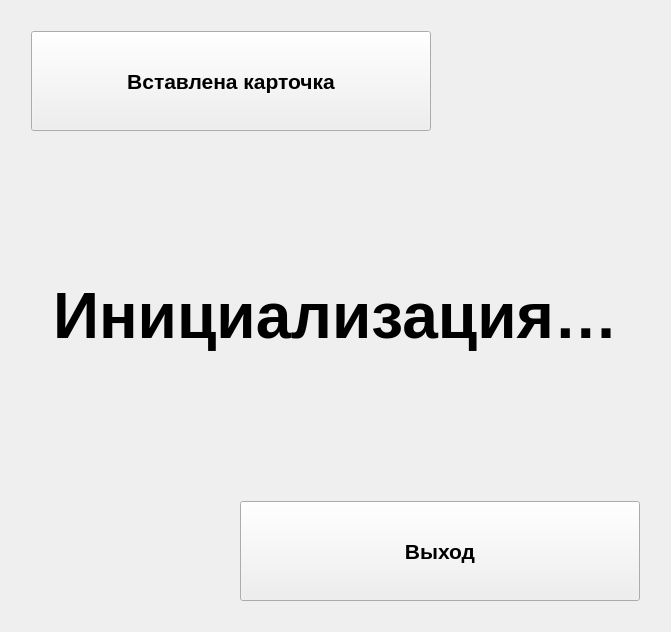
Old version of the form mainwindow.ui in the repository wolandtel/terminal.
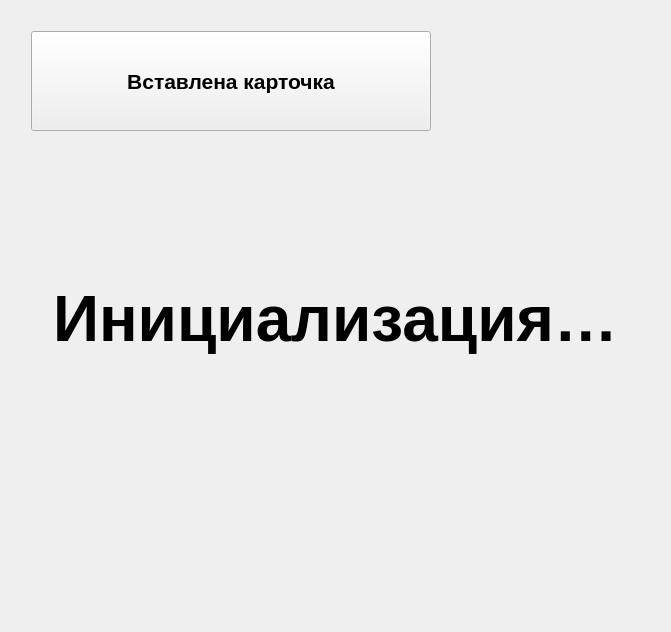
New version of the form.

Commit message: + ByteArray - Кнопка «Выход» + Приём ответов кардридера с проверкой контрольной суммы

What changed in the file:
```diff
--- a/mainwindow.ui
+++ b/mainwindow.ui
@@ -43,6 +43,29 @@
   <widget class="QWidget" name="centralWidget">
    <layout class="QVBoxLayout" name="verticalLayout">
     <item>
+     <layout class="QHBoxLayout" name="horizontalLayout_2">
+      <item>
+       <spacer name="horizontalSpacer_4">
+        <property name="orientation">
+         <enum>Qt::Horizontal</enum>
+        </property>
+        <property name="sizeType">
+         <enum>QSizePolicy::Fixed</enum>
+        </property>
+        <property name="sizeHint" stdset="0">
+         <size>
+          <width>20</width>
+          <height>20</height>
+         </size>
+        </property>
+       </spacer>
+      </item>
+      <item>
+       <layout class="QVBoxLayout" name="verticalLayout_2">
+        <property name="leftMargin">
+         <number>0</number>
+        </property>
+        <item>
      <spacer name="verticalSpacer_3">
       <property name="orientation">
        <enum>Qt::Vertical</enum>
@@ -59,8 +82,6 @@
      </spacer>
     </item>
     <item>
-     <layout class="QGridLayout" name="gridLayout">
-      <item row="0" column="1">
        <widget class="QPushButton" name="CardPb">
         <property name="minimumSize">
          <size>
@@ -89,23 +110,22 @@
         </property>
        </widget>
       </item>
-      <item row="0" column="0">
-       <spacer name="horizontalSpacer_4">
+        <item>
+         <spacer name="verticalSpacer_2">
         <property name="orientation">
-         <enum>Qt::Horizontal</enum>
-        </property>
-        <property name="sizeType">
-         <enum>QSizePolicy::Fixed</enum>
+           <enum>Qt::Vertical</enum>
         </property>
         <property name="sizeHint" stdset="0">
          <size>
           <width>20</width>
-          <height>20</height>
+            <height>40</height>
          </size>
         </property>
        </spacer>
       </item>
-      <item row="0" column="2">
+       </layout>
+      </item>
+      <item>
        <spacer name="horizontalSpacer_3">
         <property name="orientation">
          <enum>Qt::Horizontal</enum>
@@ -120,19 +140,6 @@
       </item>
      </layout>
     </item>
-    <item>
-     <spacer name="verticalSpacer_4">
-      <property name="orientation">
-       <enum>Qt::Vertical</enum>
-      </property>
-      <property name="sizeHint" stdset="0">
-       <size>
-        <width>20</width>
-        <height>40</height>
-       </size>
-      </property>
-     </spacer>
-    </item>
     <item>
      <layout class="QHBoxLayout" name="horizontalLayout">
       <property name="bottomMargin">
@@ -208,96 +215,6 @@
       </property>
      </spacer>
     </item>
-    <item>
-     <layout class="QGridLayout" name="gridLayout_2">
-      <item row="0" column="0">
-       <spacer name="horizontalSpacer">
-        <property name="orientation">
-         <enum>Qt::Horizontal</enum>
-        </property>
-        <property name="sizeHint" stdset="0">
-         <size>
-          <width>40</width>
-          <height>20</height>
-         </size>
-        </property>
-       </spacer>
-      </item>
-      <item row="0" column="1">
-       <widget class="QPushButton" name="QuitPb">
-        <property name="sizePolicy">
-         <sizepolicy hsizetype="Minimum" vsizetype="Fixed">
-          <horstretch>0</horstretch>
-          <verstretch>0</verstretch>
-         </sizepolicy>
-        </property>
-        <property name="minimumSize">
-         <size>
-          <width>400</width>
-          <height>100</height>
-         </size>
-        </property>
-        <property name="maximumSize">
-         <size>
-          <width>400</width>
-          <height>100</height>
-         </size>
-        </property>
-        <property name="font">
-         <font>
-          <pointsize>16</pointsize>
-          <weight>75</weight>
-          <bold>true</bold>
-         </font>
-        </property>
-        <property name="focusPolicy">
-         <enum>Qt::NoFocus</enum>
-        </property>
-        <property name="layoutDirection">
-         <enum>Qt::LeftToRight</enum>
-        </property>
-        <property name="autoFillBackground">
-         <bool>false</bool>
-        </property>
-        <property name="text">
-         <string>Выход</string>
-        </property>
-       </widget>
-      </item>
-      <item row="0" column="2">
-       <spacer name="horizontalSpacer_2">
-        <property name="orientation">
-         <enum>Qt::Horizontal</enum>
-        </property>
-        <property name="sizeType">
-         <enum>QSizePolicy::Fixed</enum>
-        </property>
-        <property name="sizeHint" stdset="0">
-         <size>
-          <width>20</width>
-          <height>20</height>
-         </size>
-        </property>
-       </spacer>
-      </item>
-     </layout>
-    </item>
-    <item>
-     <spacer name="verticalSpacer_2">
-      <property name="orientation">
-       <enum>Qt::Vertical</enum>
-      </property>
-      <property name="sizeType">
-       <enum>QSizePolicy::Fixed</enum>
-      </property>
-      <property name="sizeHint" stdset="0">
-       <size>
-        <width>20</width>
-        <height>20</height>
-       </size>
-      </property>
-     </spacer>
-    </item>
    </layout>
   </widget>
  </widget>
```
Left out of the diff: 19 changed lines with no effect on the pictures. Lines whose indentation alone changed are shown as unchanged. The commit also changes 7 other files.
